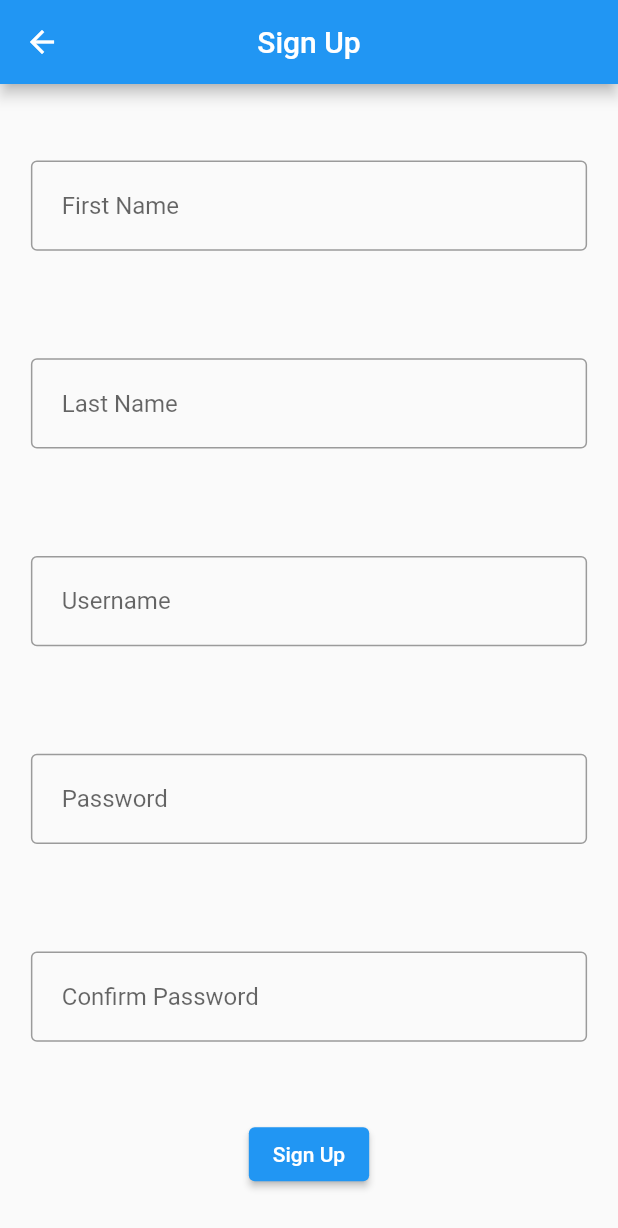
After one commit to Akshit07012002/twitter_ui, a Flutter app: the SignUp screen opened directly, after a tap on "Sign Up", on a phone screen of 412 x 824 dp. The commit adds this screen. Shown: the top 1228 px of the screen. Run offline on Flutter 3.47's test engine with Material 2 defaults, Android fonts, the phone set to English and light mode, and no system bars; our stand-ins replace flutter_speed_dial, font_awesome_flutter; missing offline and left inert: mongo_dart, random_password_generator.

Commit message:
feat : multiple additions

```diff
--- a/lib/models/user.dart
+++ b/lib/models/user.dart
@@ -1,5 +1,7 @@
+import 'package:mongo_dart/mongo_dart.dart';
+
 class Users {
-  int? userID;
+  ObjectId? userID;
   String? fname;
   String? lname;
   String? username;
--- /dev/null
+++ b/lib/screens/auth/signup.dart
@@ -0,0 +1,97 @@
+import 'package:flutter/material.dart';
+import 'package:twitter_ui/services/mongoConnect.dart';
+
+class SignUp extends StatefulWidget {
+  const SignUp({super.key});
+
+  @override
+  State<SignUp> createState() => _SignUpState();
+}
+
+class _SignUpState extends State<SignUp> {
+
+  var fnameController = TextEditingController();
+  var lnameController = TextEditingController();
+  var usernameController = TextEditingController();
+  var passwordController = TextEditingController();
+  var confirmPasswordController = TextEditingController();
+
+  @override
+  Widget build(BuildContext context) {
+    double width = MediaQuery.of(context).size.width;
+    return Scaffold(
+      resizeToAvoidBottomInset: false,
+      appBar: AppBar(
+        title: const Text('Sign Up'),
+        centerTitle: true,
+      ),
+      body: Column(
+        mainAxisAlignment: MainAxisAlignment.spaceEvenly,
+        children: [
+
+           Padding(
+             padding: EdgeInsets.all(width * 0.05),
+             child: TextFormField(
+              controller: fnameController,
+              decoration: InputDecoration(
+                hintText: 'First Name',
+                border: const OutlineInputBorder(),
+                contentPadding: EdgeInsets.all(width * 0.05),
+              ),
+                     ),
+           ),
+           Padding(
+             padding: EdgeInsets.all(width * 0.05),
+             child: TextFormField(
+              controller: lnameController,
+              decoration: InputDecoration(
+                hintText: 'Last Name',
+                 border: const OutlineInputBorder(),
+                contentPadding: EdgeInsets.all(width * 0.05),
+              ),
+                     ),
+           ),
+          Padding(
+            padding: EdgeInsets.all(width * 0.05),
+            child: TextFormField(
+              controller: usernameController,
+              decoration: InputDecoration(
+                hintText: 'Username',
+                 border: const OutlineInputBorder(),
+                contentPadding: EdgeInsets.all(width * 0.05),
+              ),
+            ),
+          ),
+          Padding(
+            padding: EdgeInsets.all(width * 0.05),
+            child: TextFormField(
+              controller: passwordController,
+              decoration:  InputDecoration(
+                hintText: 'Password',
+                 border: const OutlineInputBorder(),
+                contentPadding: EdgeInsets.all(width * 0.05),
+              ),
+            ),
+          ),
+           Padding(
+             padding:  EdgeInsets.all(width * 0.05),
+             child: TextFormField(
+              controller: confirmPasswordController,
+              decoration:  InputDecoration(
+                hintText: 'Confirm Password',
+                 border: const OutlineInputBorder(),
+                contentPadding: EdgeInsets.all(width * 0.05),
+              ),
+                     ),
+           ),
+          ElevatedButton(
+            onPressed: (){
+              MongoDatabase.signup(fnameController.text, lnameController.text, usernameController.text, passwordController.text, confirmPasswordController.text);
+            },
+            child: const Text('Sign Up'),
+          ),
+        ],
+      ),
+    );
+  }
+}
--- a/lib/screens/bottomnavbar.dart
+++ b/lib/screens/bottomnavbar.dart
@@ -2,6 +2,7 @@ import 'package:flutter/material.dart';
 import 'package:flutter/services.dart';
 import 'package:flutter_speed_dial/flutter_speed_dial.dart';
 import 'package:font_awesome_flutter/font_awesome_flutter.dart';
+import 'package:twitter_ui/screens/auth/signup.dart';
 import 'package:twitter_ui/screens/main_tabs/home/home.dart';
 import 'package:twitter_ui/screens/main_tabs/inbox/inbox.dart';
 import 'package:twitter_ui/screens/main_tabs/notifications/notifications.dart';
@@ -39,11 +40,20 @@ class _BottomNavBarState extends State<BottomNavBar> {
         // toolbarHeight: height * 0.12,
         elevation: 0,
         backgroundColor: Colors.white,
-        leading: Padding(
-          padding: EdgeInsets.all(width * 0.03),
-          child: CircleAvatar(
-            child: FlutterLogo(
-              size: width * 0.04,
+        leading: GestureDetector(
+          onTap: () {
+            Navigator.of(context).push(
+              MaterialPageRoute(
+                builder: (context) => const SignUp(),
+              ),
+            );
+          },
+          child: Padding(
+            padding: EdgeInsets.all(width * 0.03),
+            child: CircleAvatar(
+              child: FlutterLogo(
+                size: width * 0.04,
+              ),
             ),
           ),
         ),
--- a/lib/screens/main_tabs/home/home_tabs/for_you.dart
+++ b/lib/screens/main_tabs/home/home_tabs/for_you.dart
@@ -16,12 +16,12 @@ class _ForYouState extends State<ForYou> {
       onRefresh: () {
         return Future.delayed(
           const Duration(seconds: 1),
-          () {
+          () async {
+            await MongoDatabase.getDocuments();
             setState(() {
               // ignore: avoid_print
               print('Refreshed');
             });
-
           },
         );
       },
--- a/lib/services/constants.dart
+++ b/lib/services/constants.dart
@@ -3,3 +3,4 @@
 
 const MONGO_CONN_URL = "mongodb+srv://demo_user:92KAkyaKetbaTZYt@akm.z65b9qw.mongodb.net/twitter_clone?retryWrites=true&w=majority";
 const POST_COLLECTION = 'posts';
+const USER_COLLECTION = 'users';
--- a/lib/services/mongoConnect.dart
+++ b/lib/services/mongoConnect.dart
@@ -1,22 +1,44 @@
 import 'dart:developer';
+import 'dart:math';
 
 import 'package:mongo_dart/mongo_dart.dart';
+import 'package:random_password_generator/random_password_generator.dart';
 
 import 'package:twitter_ui/services/constants.dart';
 
 class MongoDatabase {
   // String host = Platform.environment['MONGO_DART_DRIVER_HOST'] ?? '127.0.0.1';
   // String port = Platform.environment['MONGO_DART_DRIVER_PORT'] ?? '27017';
-  static var postCollection;
+  static var postCollection, userCollection;
+  static var userId = RandomPasswordGenerator();
 
   static connect() async {
     var db = await  Db.create(MONGO_CONN_URL);
     await db.open();
     postCollection = db.collection(POST_COLLECTION);
+    userCollection = db.collection(USER_COLLECTION);
     inspect(db);
     print('Connected to database');
     // await db.close();
   }
+
+
+  static signup(String fname, String lname, String username, String password, String confirmPassword) async {
+    try {
+      var newUserID = userId.randomPassword(letters: true, numbers: true);
+      await userCollection.insertOne({
+        'userID': newUserID,
+        'fname': fname,
+        'lname': lname,
+        'username': username,
+        'password': password,
+      });
+      print('User added');
+    } catch (e) {
+      print(e);
+    }
+  }
+
 
   static Future<List<Map<String, dynamic>>> getDocuments() async {
     try {
--- a/pubspec.yaml
+++ b/pubspec.yaml
@@ -38,6 +38,7 @@ dependencies:
   flutter_speed_dial: ^6.2.0
   font_awesome_flutter: ^10.4.0
   mongo_dart: ^0.9.1
+  random_password_generator: ^0.2.1
 
 dev_dependencies:
   flutter_test:
```
Also changed, not shown: lib/screens/auth/login.dart (added), pubspec.lock.
